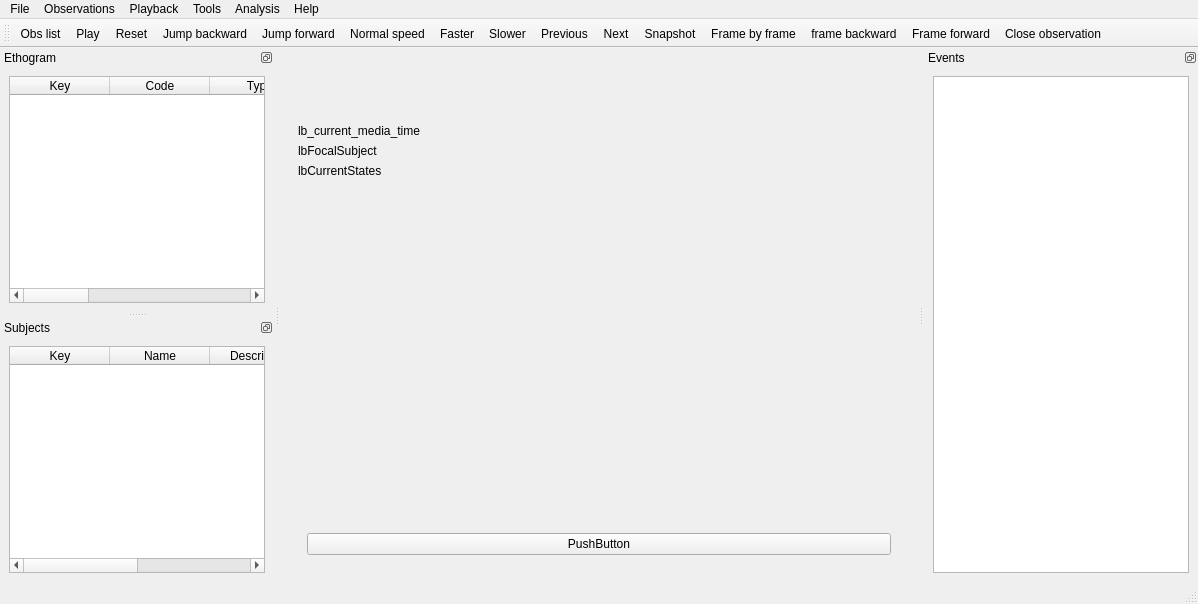
Old version of the form src/boris.ui in the repository olivierfriard/BORIS.
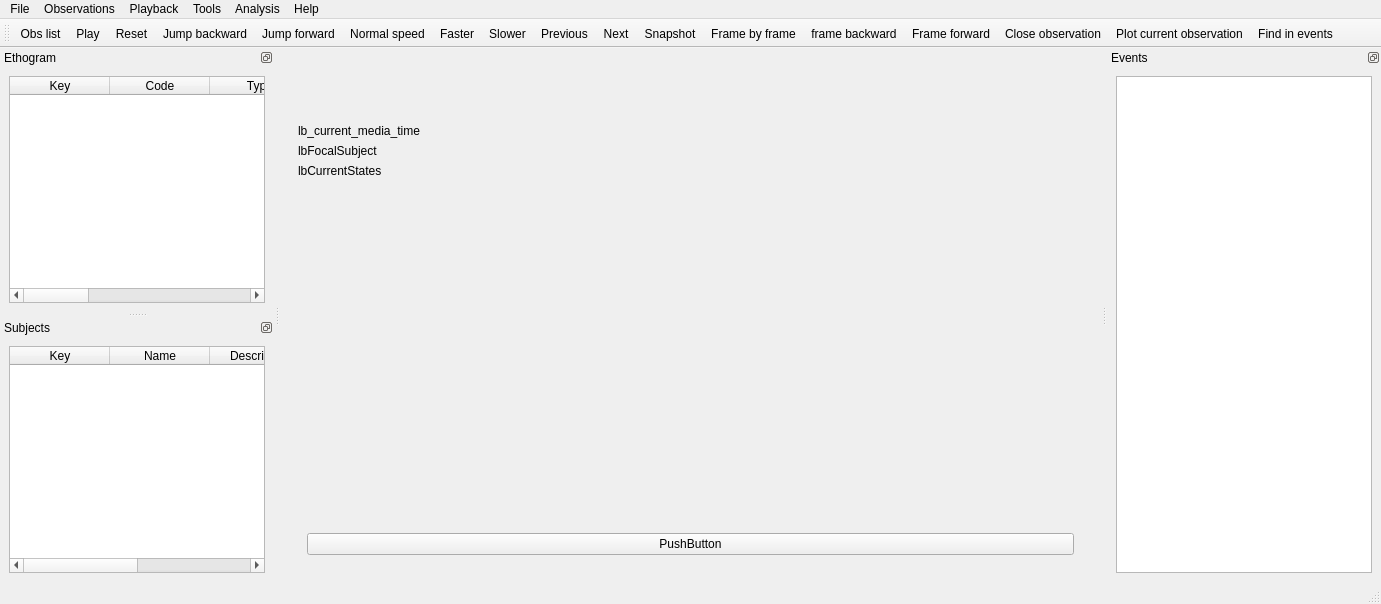
New version of the form.

Commit message: added tests for time budget, added plot and find functions to toolbar

Diff of the .ui file:
```diff
--- a/src/boris.ui
+++ b/src/boris.ui
@@ -6,7 +6,7 @@
    <rect>
     <x>0</x>
     <y>0</y>
-    <width>1198</width>
+    <width>1381</width>
     <height>604</height>
    </rect>
   </property>
@@ -144,7 +144,7 @@
     <rect>
      <x>0</x>
      <y>0</y>
-     <width>1198</width>
+     <width>1381</width>
      <height>22</height>
     </rect>
    </property>
@@ -393,6 +393,8 @@
    <addaction name="actionFrame_backward"/>
    <addaction name="actionFrame_forward"/>
    <addaction name="actionCloseObs"/>
+   <addaction name="actionPlot_current_observation"/>
+   <addaction name="actionFind_in_current_obs"/>
   </widget>
   <widget class="QDockWidget" name="dwEthogram">
    <property name="floating">
@@ -1379,6 +1381,16 @@
     <string>Instantaneous sampling</string>
    </property>
   </action>
+  <action name="actionPlot_current_observation">
+   <property name="text">
+    <string>Plot current observation</string>
+   </property>
+  </action>
+  <action name="actionFind_in_current_obs">
+   <property name="text">
+    <string>Find in events</string>
+   </property>
+  </action>
  </widget>
  <resources/>
  <connections/>
```
The commit also changes 8 other files.
